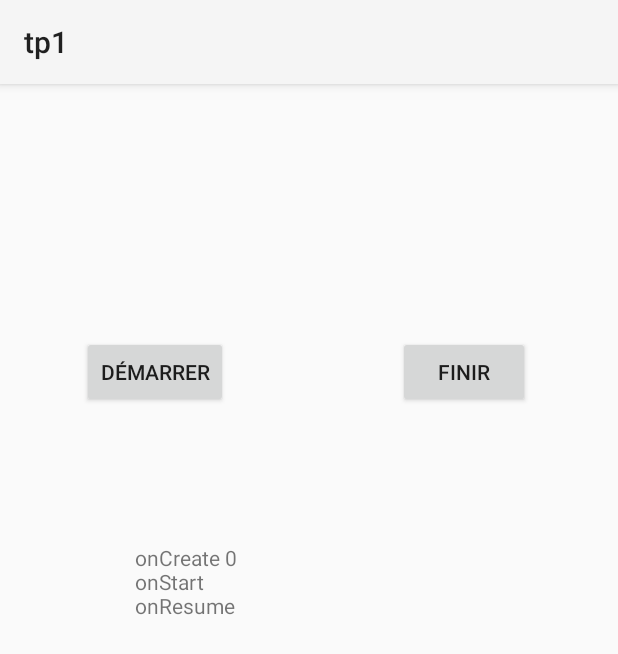
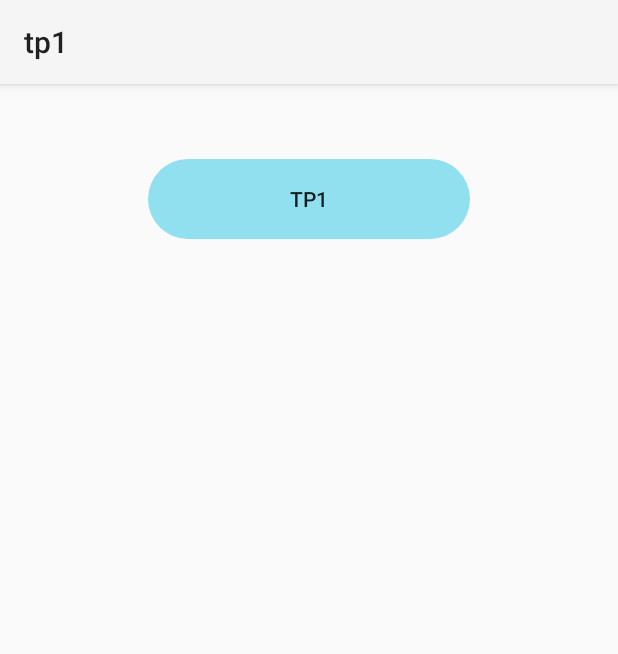
Before and after one commit to CavacoAntoine/Cours_Android_Studio, an Android app: the screen it shows after launch (MainActivity), on a phone screen of 412 x 824 dp. Shown: the top 654 px of the screen. Run offline under Robolectric (Android 15) with nearby library versions, the phone set to English and light mode, and no system bars.

Commit message:
Changement d'orga des TP pour avoir tout dans un même projet juste des activités différentes et mise a jour graphique

```diff
--- a/tp1/app/src/main/java/com/example/tp1/MainActivity.java
+++ b/tp1/app/src/main/java/com/example/tp1/MainActivity.java
@@ -1,6 +1,7 @@
 package com.example.tp1;
 
 import androidx.appcompat.app.AppCompatActivity;
+import androidx.appcompat.widget.AppCompatButton;
 
 import android.content.Intent;
 import android.os.Bundle;
@@ -9,70 +10,16 @@ import android.widget.TextView;
 
 public class MainActivity extends AppCompatActivity {
 
-    private TextView log;
-    private int numero;
-
     @Override
     protected void onCreate(Bundle savedInstanceState) {
         super.onCreate(savedInstanceState);
         setContentView(R.layout.activity_main);
-
-        Bundle bundle = getIntent().getExtras();
-        if(bundle != null){
-            numero = bundle.getInt("numero");
-            numero++;
-        }
-
-        log = findViewById(R.id.log);
-        log.append("onCreate " + numero + "\n");
-
-        Button start = findViewById(R.id.start);
-        start.setOnClickListener(view -> {
-            Intent intent = new Intent(MainActivity.this, MainActivity.class);
-            intent.putExtra("numero", numero);
+        AppCompatButton appCompatButton = findViewById(R.id.button_TP1);
+        appCompatButton.setOnClickListener(view -> {
+            Intent intent = new Intent(this, TP1_Activity.class);
             startActivity(intent);
-        });
-
-        Button finish = findViewById(R.id.finish);
-        finish.setOnClickListener(view -> {
-            finish();
         });
 
     }
 
-    @Override
-    protected void onStart() {
-        super.onStart();
-        log.append("onStart\n");
-    }
-
-    @Override
-    protected void onRestart() {
-        super.onRestart();
-        log.append("onRestart\n");
-    }
-
-    @Override
-    protected void onStop() {
-        super.onStop();
-        log.append("onStop\n");
-    }
-
-    @Override
-    protected void onDestroy() {
-        super.onDestroy();
-        log.append("onDestroy\n");
-    }
-
-    @Override
-    protected void onPause() {
-        super.onPause();
-        log.append("onPause\n");
-    }
-
-    @Override
-    protected void onResume() {
-        super.onResume();
-        log.append("onResume\n");
-    }
 }
--- /dev/null
+++ b/tp1/app/src/main/res/drawable/button_default.xml
@@ -0,0 +1,4 @@
+<?xml version="1.0" encoding="utf-8"?>
+<shape xmlns:android="http://schemas.android.com/apk/res/android" android:shape="rectangle" android:tint="@color/blue">
+    <corners android:radius="100dp"/>
+</shape>
--- /dev/null
+++ b/tp1/app/src/main/res/drawable/button_layout.xml
@@ -0,0 +1,6 @@
+<?xml version="1.0" encoding="utf-8"?>
+<selector xmlns:android="http://schemas.android.com/apk/res/android">
+    <item android:drawable="@drawable/button_pressed"
+        android:state_pressed="true" />
+    <item android:drawable="@drawable/button_default" />
+</selector>
--- /dev/null
+++ b/tp1/app/src/main/res/drawable/button_pressed.xml
@@ -0,0 +1,4 @@
+<?xml version="1.0" encoding="utf-8"?>
+<shape xmlns:android="http://schemas.android.com/apk/res/android" android:shape="rectangle" android:tint="@color/pale_blue">
+    <corners android:radius="100dp"/>
+</shape>
--- a/tp1/app/src/main/res/layout/activity_main.xml
+++ b/tp1/app/src/main/res/layout/activity_main.xml
@@ -7,48 +7,24 @@
     android:layout_height="match_parent"
     tools:context=".MainActivity">
 
-    <Button
-        android:id="@+id/start"
+    <androidx.constraintlayout.widget.Guideline
         android:layout_width="wrap_content"
         android:layout_height="wrap_content"
-        android:text="@string/start"
-        app:layout_constraintBottom_toTopOf="@+id/guideline3"
-        app:layout_constraintEnd_toStartOf="@+id/guideline2"
+        app:layout_constraintGuide_percent="0.2"
+        android:orientation="horizontal"
+        android:id="@+id/guidelineH20"/>
+
+    <androidx.appcompat.widget.AppCompatButton
+        android:id="@+id/button_TP1"
+        android:layout_width="0dp"
+        android:layout_height="0dp"
+        android:layout_margin="50dp"
+        android:background="@drawable/button_layout"
+        android:text="@string/TP1"
+        app:layout_constraintDimensionRatio="4:1"
+        app:layout_constraintBottom_toTopOf="@+id/guidelineH20"
+        app:layout_constraintEnd_toEndOf="parent"
         app:layout_constraintStart_toStartOf="parent"
         app:layout_constraintTop_toTopOf="parent" />
 
-    <Button
-        android:id="@+id/finish"
-        android:layout_width="wrap_content"
-        android:layout_height="wrap_content"
-        android:text="@string/finish"
-        app:layout_constraintBottom_toTopOf="@+id/guideline3"
-        app:layout_constraintEnd_toEndOf="parent"
-        app:layout_constraintStart_toStartOf="@+id/guideline2"
-        app:layout_constraintTop_toTopOf="parent" />
-
-    <androidx.constraintlayout.widget.Guideline
-        android:id="@+id/guideline2"
-        android:layout_width="wrap_content"
-        android:layout_height="wrap_content"
-        android:orientation="vertical"
-        app:layout_constraintGuide_percent="0.5"/>
-
-    <androidx.constraintlayout.widget.Guideline
-        android:id="@+id/guideline3"
-        android:layout_width="wrap_content"
-        android:layout_height="wrap_content"
-        android:orientation="horizontal"
-        app:layout_constraintGuide_percent="0.5"/>
-
-    <TextView
-        android:id="@+id/log"
-        android:layout_width="0dp"
-        android:layout_height="0dp"
-        android:layout_margin="90dp"
-        app:layout_constraintBottom_toBottomOf="parent"
-        app:layout_constraintEnd_toEndOf="parent"
-        app:layout_constraintStart_toStartOf="parent"
-        app:layout_constraintTop_toBottomOf="@+id/start" />
-
 </androidx.constraintlayout.widget.ConstraintLayout>
--- a/tp1/app/src/main/res/values/colors.xml
+++ b/tp1/app/src/main/res/values/colors.xml
@@ -7,4 +7,6 @@
     <color name="teal_700">#FF018786</color>
     <color name="black">#FF000000</color>
     <color name="white">#FFFFFFFF</color>
+    <color name="pale_blue">#ade8f4</color>
+    <color name="blue">#90e0ef</color>
 </resources>
--- a/tp1/app/src/main/res/values/strings.xml
+++ b/tp1/app/src/main/res/values/strings.xml
@@ -1,5 +1,6 @@
 <resources>
     <string name="app_name">tp1</string>
-    <string name="start">démarrer</string>
-    <string name="finish">finir</string>
+    <string name="start">Démarrer</string>
+    <string name="finish">Finir</string>
+    <string name="TP1">TP1</string>
 </resources>
```
Also changed, not shown: tp1/app/src/main/AndroidManifest.xml (+10 -3 lines), tp1/app/src/main/java/com/example/tp1/TP1_Activity.java (added, +78 -0 lines), tp1/app/src/main/res/layout/activity_tp1.xml (added, +53 -0 lines).
